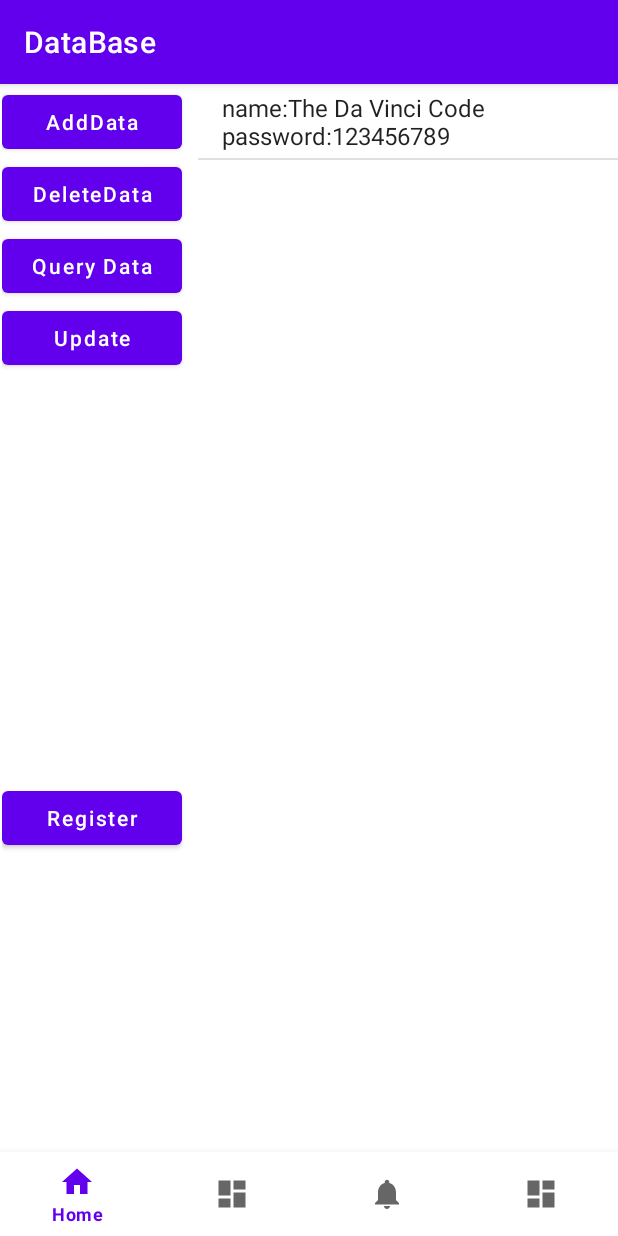
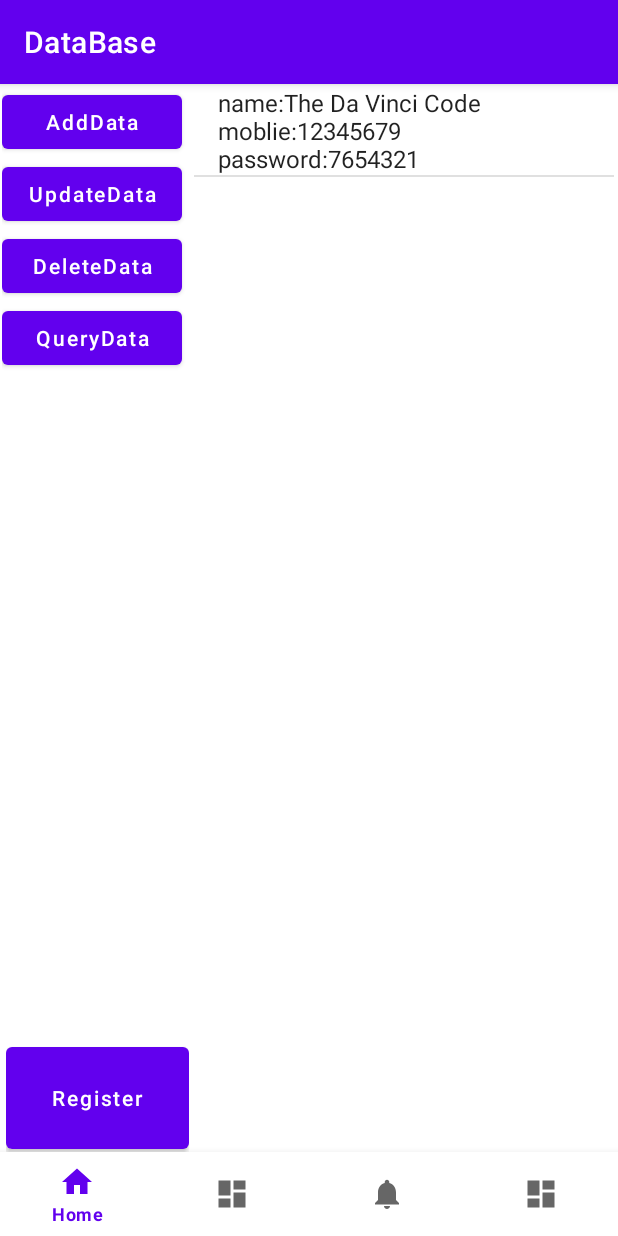
Before and after one commit to ZenuSunB/EmbedingSystem-Experiment, an Android app: the db screen opened through its navigation route, after a tap on "Register", on a phone screen of 412 x 824 dp. Run offline under Robolectric (Android 15) with nearby library versions, the phone set to English and light mode, and no system bars; our stand-ins replace navigation-ui; libraries missing offline, so code that uses them is left out: com.facebook.stetho; 1 statement that could not run was skipped; 3 other taps on this screen came first.

Commit message:
register advance -date 2022/3/25

```diff
--- a/app/src/main/java/com/example/embedingsysterm2/database/dbHelper.kt
+++ b/app/src/main/java/com/example/embedingsysterm2/database/dbHelper.kt
@@ -8,18 +8,26 @@ import android.widget.Toast
 class dbHelper(var context: Context, name: String, version: Int) :
     SQLiteOpenHelper(context, name, null, version)
 {
-    public var createDB="create table AdminUsr (" +
-            "id integer primary key autoincrement," +
+    private var createUser="create table Users (" +
+            "uid integer primary key autoincrement," +
             "name text," +
+            "mobile text," +
             "password text)"
 
+    private var createLoginHistory="create table LoginHistory (" +
+            "hid integer primary key autoincrement," +
+            "uid text," +
+            "logindate text)"
+
     override fun onCreate(db: SQLiteDatabase?) {
-        db?.execSQL(createDB)
+        db?.execSQL(createUser)
+        db?.execSQL(createLoginHistory)
         Toast.makeText(context,"Create Successed",Toast.LENGTH_LONG).show()
     }
 
     override fun onUpgrade(db: SQLiteDatabase?, oldVersion: Int, newVersion: Int) {
-        db?.execSQL("drop table if exists AdminUsr")
+        db?.execSQL("drop table if exists Users")
+        db?.execSQL("drop table if exists LoginHistory")
         onCreate(db)
     }
     private fun Toast(message: String) {
--- a/app/src/main/java/com/example/embedingsysterm2/date/user.kt
+++ b/app/src/main/java/com/example/embedingsysterm2/date/user.kt
@@ -3,6 +3,7 @@ package com.example.embedingsysterm2.date
 class user(
     private val Id:Int,
     private val name:String,
+    private val moblie:String,
     private val password:String
 ) {
 
--- a/app/src/main/res/layout/db_contrl.xml
+++ b/app/src/main/res/layout/db_contrl.xml
@@ -29,6 +29,12 @@
             android:layout_height="wrap_content"
             android:text="AddData"
             android:textAllCaps="false" />
+        <Button
+            android:id="@+id/btnUpdateData"
+            android:layout_width="120dp"
+            android:layout_height="wrap_content"
+            android:text="UpdateData"
+            android:textAllCaps="false" />
 
         <Button
             android:id="@+id/btnDeleteData"
@@ -41,15 +47,9 @@
             android:id="@+id/btnQueryData"
             android:layout_width="120dp"
             android:layout_height="wrap_content"
-            android:text="Query Data"
+            android:text="QueryData"
             android:textAllCaps="false" />
 
-        <Button
-            android:id="@+id/btnUpdateData"
-            android:layout_width="120dp"
-            android:layout_height="wrap_content"
-            android:text="Update"
-            android:textAllCaps="false" />
 
     </LinearLayout>
 
@@ -68,8 +68,8 @@
 
     <LinearLayout
         android:id="@+id/linearLayout2"
-        android:layout_width="0dp"
-        android:layout_height="0dp"
+        android:layout_width="122dp"
+        android:layout_height="92dp"
         android:layout_marginStart="1dp"
         android:layout_marginLeft="1dp"
         android:layout_marginEnd="1dp"
@@ -84,8 +84,8 @@
 
         <Button
             android:id="@+id/Register"
-            android:layout_width="120dp"
-            android:layout_height="wrap_content"
+            android:layout_width="match_parent"
+            android:layout_height="80dp"
             android:text="Register"
             android:textAllCaps="false" />
 
--- a/app/src/main/res/layout/register_popview.xml
+++ b/app/src/main/res/layout/register_popview.xml
@@ -11,6 +11,12 @@
     android:paddingBottom="40dp"
     android:paddingTop="40dp">
 
+    <TextView
+        android:layout_width="fill_parent"
+        android:layout_height="wrap_content"
+        android:text="Register"
+        android:minHeight="45dp"
+        android:textSize="20sp"/>
     <EditText
         android:id="@+id/text_name"
         android:layout_width="fill_parent"
```
Also changed, not shown: app/src/main/java/com/example/embedingsysterm2/database/db.kt (+28 -12 lines).
